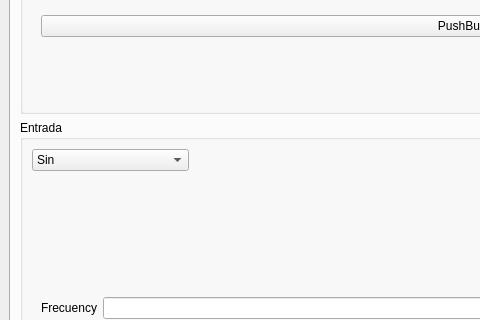
GullinoAgus/Filter-TOOL-ELECTRO, file UI.ui: the form before one commit; both pictures show x 0 to 480 and y 291 to 611 of the 1062 by 791 pixel window.
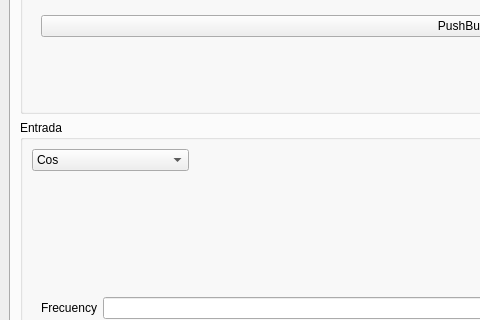
The form after the commit.

```diff
--- a/UI.ui
+++ b/UI.ui
@@ -197,11 +197,6 @@
                    <height>0</height>
                   </size>
                  </property>
-                 <item>
-                  <property name="text">
-                   <string>Sin</string>
-                  </property>
-                 </item>
                  <item>
                   <property name="text">
                    <string>Cos</string>
```
Left out of the diff: 20 changed lines with no effect on the pictures.
